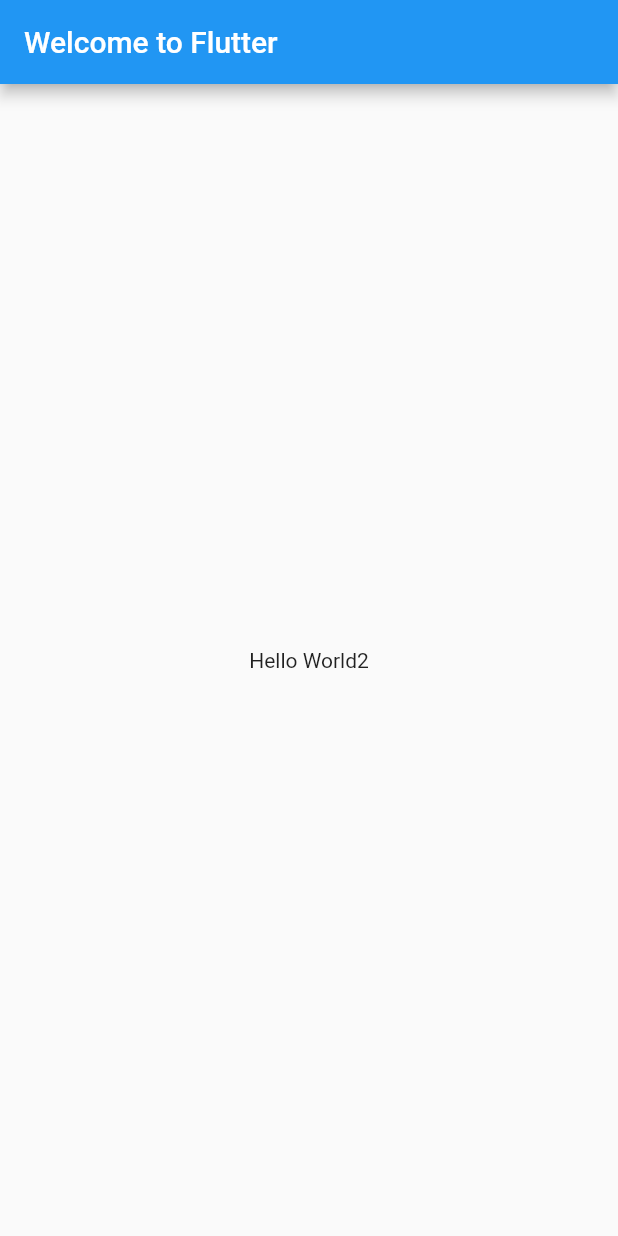
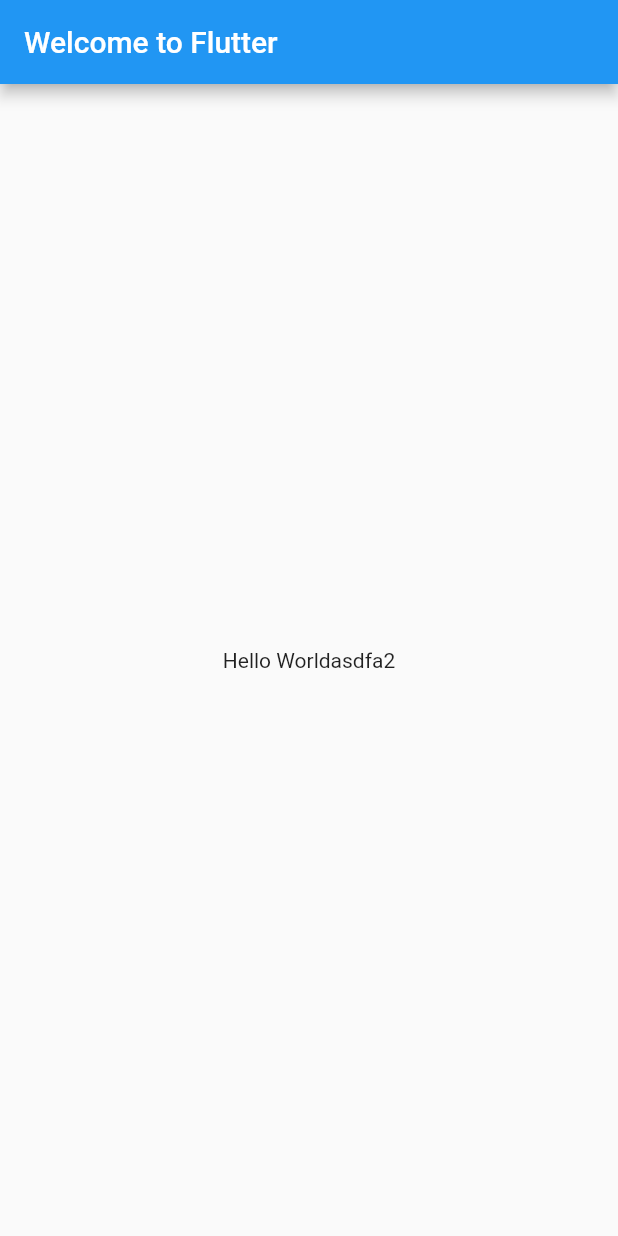
Before and after one commit to Martenere/mytakeapp, a Flutter app: the screen it shows after launch, on a phone screen of 412 x 824 dp. Run offline on Flutter 3.47's test engine with Material 2 defaults, Android fonts, the phone set to English and light mode, and no system bars.

Commit message:
Update main.dart

```diff
--- a/lib/main.dart
+++ b/lib/main.dart
@@ -16,7 +16,7 @@ class MyApp extends StatelessWidget {
           title: const Text('Welcome to Flutter'),
         ),
         body: const Center(
-          child: Text('Hello World2'),
+          child: Text('Hello Worldasdfa2'),
         ),
       ),
     );
```
